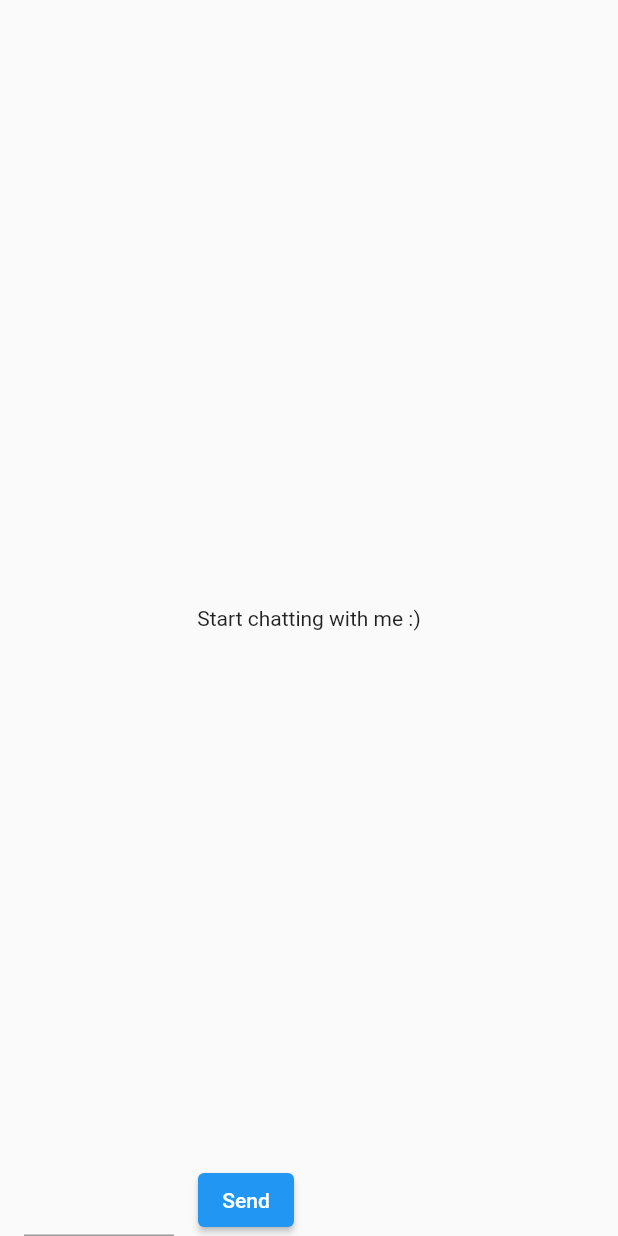
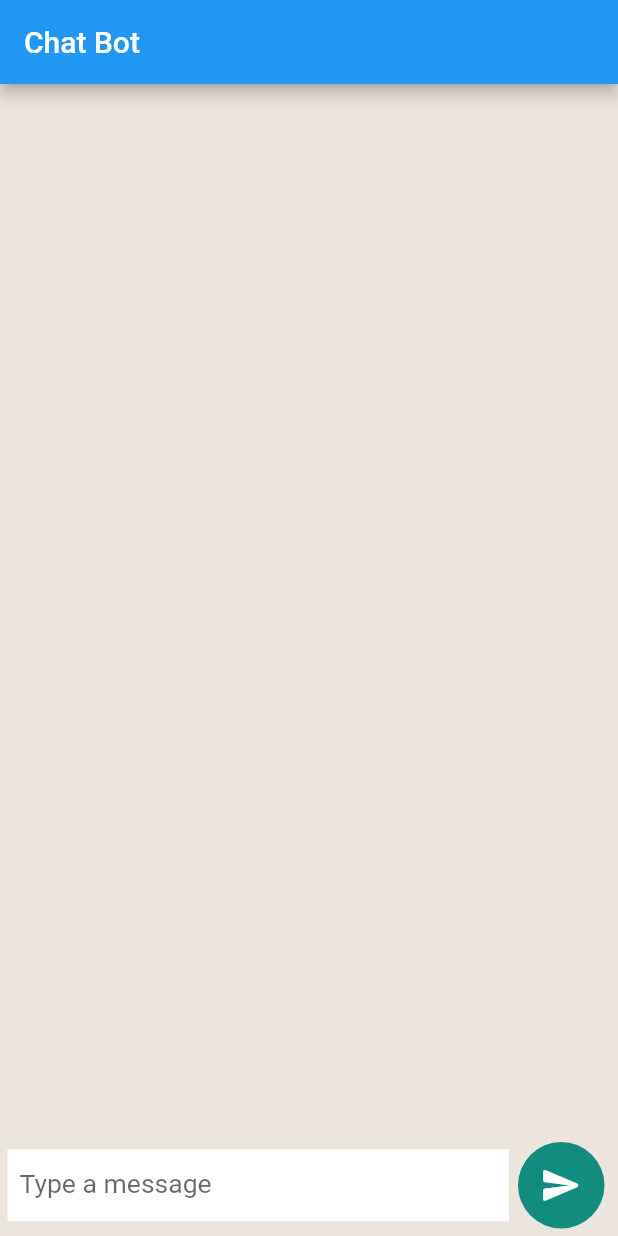
Before and after one commit to Kunalpal215/smart_chatbot, a Flutter app: the screen it shows after launch, on a phone screen of 412 x 824 dp. Run offline on Flutter 3.47's test engine with Material 2 defaults, Android fonts, the phone set to English and light mode, and no system bars.

Commit message:
project complete

```diff
--- a/lib/chat_screen.dart
+++ b/lib/chat_screen.dart
@@ -22,52 +22,112 @@ class _ChatScreenState extends State<ChatScreen> {
     return data["cnt"];
   }
 
+  Widget messageTileMaker(String message,String sender,var screenWidth){
+    return Row(
+      mainAxisAlignment: sender=="user" ? MainAxisAlignment.end : MainAxisAlignment.start,
+      children: [
+        Container(
+          margin: EdgeInsets.all(8),
+          padding: EdgeInsets.symmetric(vertical: 6,horizontal: 5),
+          color: Colors.white,
+          child: Column(
+            //mainAxisSize: MainAxisSize.min,
+            crossAxisAlignment: CrossAxisAlignment.start,
+            children: [
+              Visibility(
+                visible: sender=="user" ? false : true,
+                child: Container(
+                  margin: EdgeInsets.only(bottom: 3),
+                  child: Text("Bot", maxLines: 1, overflow: TextOverflow.ellipsis,style: TextStyle(color: Colors.blue,fontSize: screenWidth*0.04,fontWeight: FontWeight.w900),),
+                ),
+              ),
+              ConstrainedBox(
+                constraints: BoxConstraints(maxWidth: 0.7*screenWidth),
+                child: Text(message,style: TextStyle(fontWeight: FontWeight.w500,fontSize: screenWidth*0.037),),
+              )
+            ],
+          ),
+        ),
+      ],);
+  }
+
   @override
   Widget build(BuildContext context) {
+    final screenWidth = MediaQuery.of(context).size.width;
     return SafeArea(
       child: Scaffold(
+        backgroundColor: Color(0xffECE5DD),
+        appBar: AppBar(
+          title: Text("Chat Bot"),
+        ),
         body: StreamBuilder(
             stream: chatController.stream,
             builder: (context, AsyncSnapshot snapshot){
               if(snapshot.hasData){
+                replies=snapshot.data!;
+              }
               return Column(
                 mainAxisAlignment: MainAxisAlignment.spaceBetween,
                 children: [
                   Expanded(
                     child: ListView.builder(
-                            itemCount: snapshot.data!.length,
+                        itemCount: replies.length,
                         itemBuilder: (context, index){
-                              return Text(snapshot.data![index]);
+                          return messageTileMaker(replies[index], index%2==0 ? "user" : "bot", screenWidth);
                         }
                     ),
                   ),
-                      Row(
+                  Container(
+                    width: screenWidth,
+                    margin: EdgeInsets.all(5),
+                    child: Row(
                       children: [
-                          Container(
-                            width: 100,
-                            margin: EdgeInsets.symmetric(horizontal: 16),
+                        Expanded(
+                          child: Container(
+                            color: Colors.white,
+                            margin: EdgeInsets.only(right: 6),
+                            padding: EdgeInsets.only(left: 8),
                             child: TextField(
                               onChanged: (value){
                                 userReply=value;
                               },
+                              style: TextStyle(
+                                fontSize: screenWidth*0.043,
+                              ),
+                              decoration: InputDecoration(
+                                border: InputBorder.none,
+                                hintText: "Type a message",
                               ),
                             ),
-                          ElevatedButton(
-                              onPressed: () async {
+                          ),
+                        ),
+                        GestureDetector(
+                          onTap: () async {
                             if(userReply!=null && userReply!=""){
                               replies.add(userReply!);
+                              chatController.sink.add(replies);
                               var generatedReply = await getChatbotReply(userReply!);
                               replies.add(generatedReply);
                               chatController.sink.add(replies);
                             }
                           },
-                              child: Text("Send")
+                          child: Container(
+                            width: screenWidth*0.14,
+                            height: screenWidth*0.14,
+                            margin: EdgeInsets.only(right: 4),
+                            decoration: BoxDecoration(
+                              color: Color(0xff128C7E),
+                              borderRadius: BorderRadius.circular(screenWidth*0.07),
+                            ),
+                            alignment: Alignment.center,
+                            child: Icon(Icons.send_rounded,color: Colors.white,size: screenWidth*0.07,),
+                          ),
                         )
                       ],
-                      )
+                    ),
+                  ),
                 ],
               );
-              }
               return Stack(
                 children: [
                   Center(child: Text("Start chatting with me :)"),),
```
Lines whose indentation alone changed are shown as unchanged.
